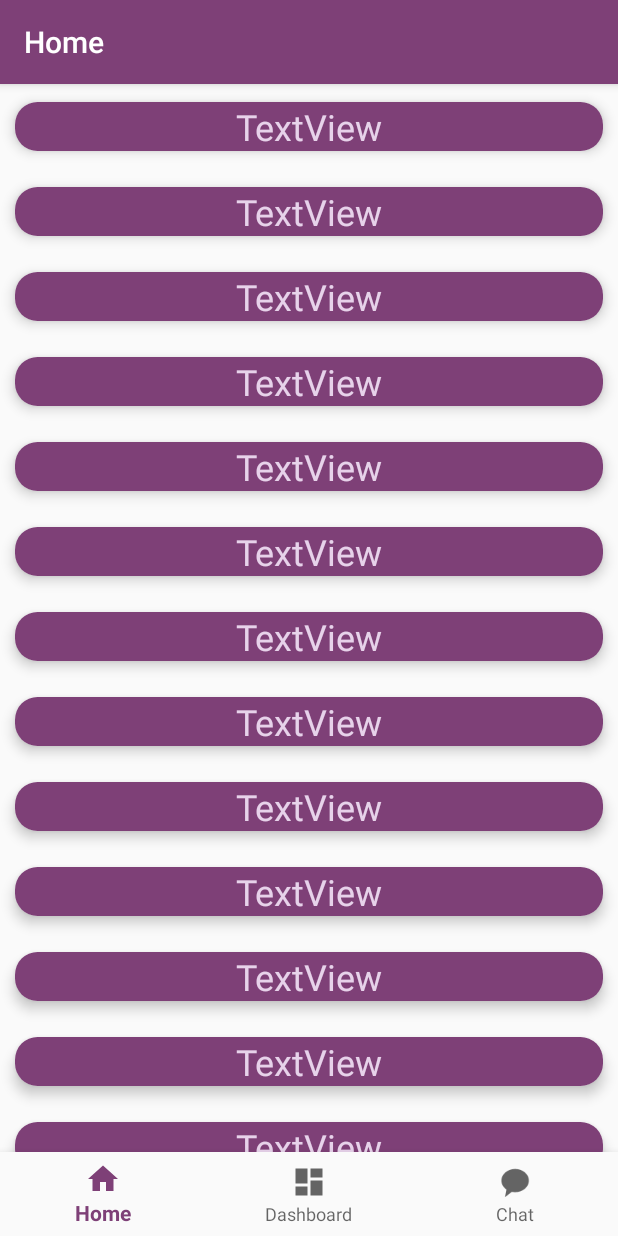
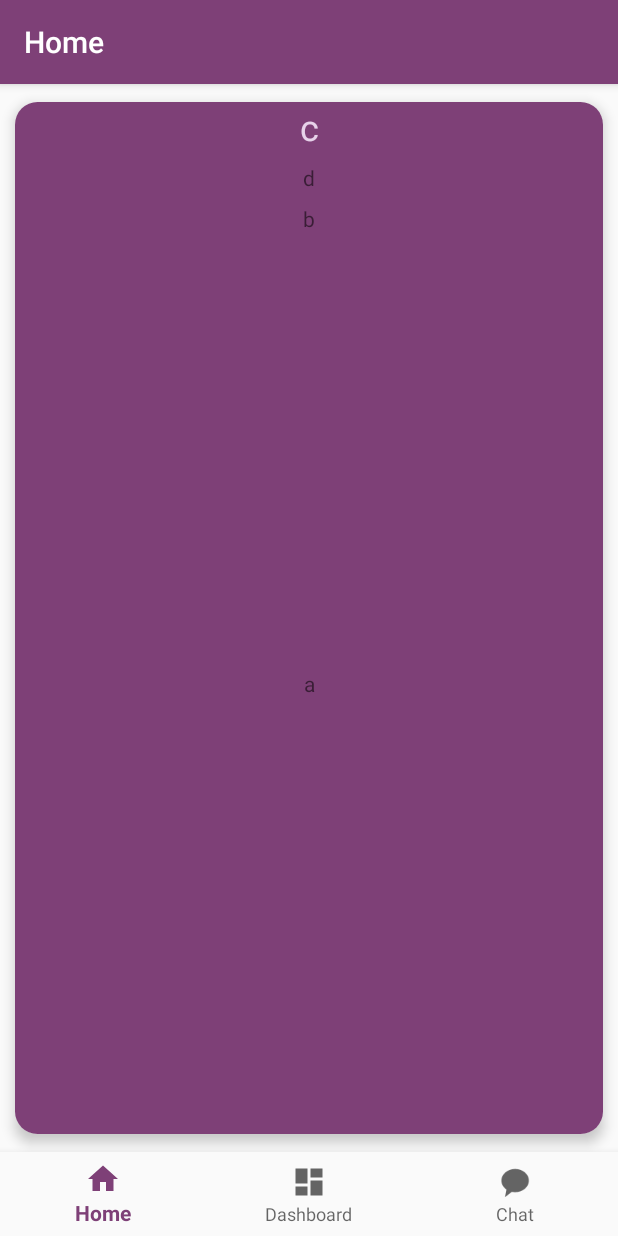
Before and after one commit to Shaniser/BEST_semi-final, an Android app: the screen it shows after launch (MainActivity), on a phone screen of 412 x 824 dp. Run offline under Robolectric (Android 15) with nearby library versions, the phone set to English and light mode, and no system bars; our stand-ins replace navigation-ui.

Commit message:
Scroll LinLay -> RecyclerView

```diff
--- /dev/null
+++ b/app/src/main/java/com/godelsoft/bestsemi_final/Event.kt
@@ -0,0 +1,16 @@
+package com.godelsoft.bestsemi_final
+
+class Event(var time: String,
+            var sender: String,
+            var header: String,
+            var body: String
+) {
+    companion object {
+        var events = mutableMapOf<Int, Event>()
+        var counter = 0
+
+        fun addEvent(event: Event) {
+            events[counter++] = event
+        }
+    }
+}
--- /dev/null
+++ b/app/src/main/java/com/godelsoft/bestsemi_final/EventAdapter.kt
@@ -0,0 +1,40 @@
+package com.godelsoft.bestsemi_final
+
+import android.content.Context
+import android.view.LayoutInflater
+import android.view.View
+import android.view.ViewGroup
+import android.widget.TextView
+import androidx.recyclerview.widget.RecyclerView
+
+class EventAdapter(private val context: Context) : RecyclerView.Adapter<EventAdapter.EventViewHolder>() {
+
+
+    class EventViewHolder(itemView: View) : RecyclerView.ViewHolder(itemView) {
+        private  var header: TextView = itemView.findViewById(R.id.header)
+        private  var body: TextView = itemView.findViewById(R.id.body)
+        private var sender: TextView = itemView.findViewById(R.id.sender)
+        private  var time: TextView = itemView.findViewById(R.id.time)
+
+        fun bind(event: Event) {
+            header.text = event.header
+            body.text = event.body
+            sender.text = event.sender
+            time.text = event.time
+        }
+    }
+
+    override fun onCreateViewHolder(parent: ViewGroup, viewType: Int): EventViewHolder {
+        return EventViewHolder(LayoutInflater
+            .from(context)
+            .inflate(R.layout.event_card, parent, false))
+    }
+
+    override fun getItemCount(): Int {
+        return Event.events.size
+    }
+
+    override fun onBindViewHolder(holder: EventViewHolder, position: Int) {
+        Event.events[position]?.let { holder.bind(it) }
+    }
+}
--- a/app/src/main/java/com/godelsoft/bestsemi_final/MainActivity.kt
+++ b/app/src/main/java/com/godelsoft/bestsemi_final/MainActivity.kt
@@ -17,7 +17,8 @@ class MainActivity : AppCompatActivity() {
         super.onCreate(savedInstanceState)
         setContentView(R.layout.activity_main)
         val navView: BottomNavigationView = findViewById(R.id.nav_view)
-
+        Event.addEvent(Event("a", "b", "c", "d"))
+        Event.addEvent(Event("1", "2", "3", "4"))
 
         val navController = findNavController(R.id.nav_host_fragment)
         // Passing each menu ID as a set of Ids because each
@@ -27,5 +28,6 @@ class MainActivity : AppCompatActivity() {
         setupActionBarWithNavController(navController, appBarConfiguration)
         navView.setupWithNavController(navController)
 
+
     }
 }
--- /dev/null
+++ b/app/src/main/java/com/godelsoft/bestsemi_final/Role.kt
@@ -0,0 +1,12 @@
+package com.godelsoft.bestsemi_final
+
+enum class Role {
+    VISITOR, LBG;
+
+    override fun toString(): String {
+        return when(this) {
+            LBG -> "LBG"
+            VISITOR -> "VISITOR"
+        }
+    }
+}
--- a/app/src/main/java/com/godelsoft/bestsemi_final/ui/home/HomeFragment.kt
+++ b/app/src/main/java/com/godelsoft/bestsemi_final/ui/home/HomeFragment.kt
@@ -10,6 +10,9 @@ import android.widget.Toast
 import androidx.fragment.app.Fragment
 import androidx.lifecycle.Observer
 import androidx.lifecycle.ViewModelProviders
+import androidx.recyclerview.widget.LinearLayoutManager
+import androidx.recyclerview.widget.RecyclerView
+import com.godelsoft.bestsemi_final.EventAdapter
 import com.godelsoft.bestsemi_final.R
 
 class HomeFragment : Fragment() {
@@ -24,18 +27,9 @@ class HomeFragment : Fragment() {
         homeViewModel =
                 ViewModelProviders.of(this).get(HomeViewModel::class.java)
         val root = inflater.inflate(R.layout.fragment_home, container, false)
-        val sLinLay: LinearLayout = root.findViewById(R.id.SLinLay)
-//        homeViewModel.text.observe(viewLifecycleOwner, Observer {
-//            textView.text = it
-//        })
-
-        for (i in 0..29) {
-            var card: View = layoutInflater.inflate(R.layout.event_card, null);
-            card.setOnClickListener {
-                Toast.makeText(context, "click", Toast.LENGTH_SHORT).show()
-            }
-            sLinLay.addView(card)
-        }
+        val recyclerView: RecyclerView = root.findViewById(R.id.recyclerView)
+        recyclerView.layoutManager = LinearLayoutManager(root.context)
+        recyclerView.adapter = EventAdapter(root.context)
         return root
     }
 }
--- a/app/src/main/res/layout/event_card.xml
+++ b/app/src/main/res/layout/event_card.xml
@@ -9,20 +9,53 @@
     app:cardUseCompatPadding="true">
 
     <androidx.constraintlayout.widget.ConstraintLayout
+        android:id="@+id/conLay"
         android:layout_width="match_parent"
         android:layout_height="match_parent"
         android:background="@color/colorPrimary">
 
         <TextView
-            android:id="@+id/textView"
+            android:id="@+id/header"
             android:layout_width="wrap_content"
             android:layout_height="wrap_content"
-            android:text="TextView"
+            android:text="Header"
             android:textColor="@color/colorAccent"
             android:textSize="24sp"
+            app:layout_constraintEnd_toEndOf="parent"
+            app:layout_constraintStart_toStartOf="parent"
+            app:layout_constraintTop_toTopOf="parent" />
+
+        <TextView
+            android:id="@+id/body"
+            android:layout_width="wrap_content"
+            android:layout_height="wrap_content"
+            android:layout_marginTop="8dp"
+            android:text="Body"
+            app:layout_constraintEnd_toEndOf="parent"
+            app:layout_constraintStart_toStartOf="parent"
+            app:layout_constraintTop_toBottomOf="@+id/header" />
+
+        <TextView
+            android:id="@+id/sender"
+            android:layout_width="wrap_content"
+            android:layout_height="wrap_content"
+            android:layout_marginTop="8dp"
+            android:text="Sender"
+            app:layout_constraintEnd_toEndOf="parent"
+            app:layout_constraintStart_toStartOf="parent"
+            app:layout_constraintTop_toBottomOf="@+id/body" />
+
+        <TextView
+            android:id="@+id/time"
+            android:layout_width="wrap_content"
+            android:layout_height="wrap_content"
+            android:layout_marginTop="8dp"
+            android:layout_marginBottom="8dp"
+            android:text="Time"
             app:layout_constraintBottom_toBottomOf="parent"
             app:layout_constraintEnd_toEndOf="parent"
             app:layout_constraintStart_toStartOf="parent"
-            app:layout_constraintTop_toTopOf="parent" />
+            app:layout_constraintTop_toBottomOf="@+id/sender" />
+
     </androidx.constraintlayout.widget.ConstraintLayout>
 </androidx.cardview.widget.CardView>
--- a/app/src/main/res/layout/fragment_home.xml
+++ b/app/src/main/res/layout/fragment_home.xml
@@ -6,20 +6,12 @@
     android:layout_height="match_parent"
     tools:context=".ui.home.HomeFragment">
 
-    <ScrollView
-        android:layout_width="0dp"
-        android:layout_height="0dp"
+    <androidx.recyclerview.widget.RecyclerView
+        android:id="@+id/recyclerView"
+        android:layout_width="match_parent"
+        android:layout_height="match_parent"
         app:layout_constraintBottom_toBottomOf="parent"
         app:layout_constraintEnd_toEndOf="parent"
         app:layout_constraintStart_toStartOf="parent"
-        app:layout_constraintTop_toTopOf="parent">
-
-        <LinearLayout
-            android:id="@+id/SLinLay"
-            android:layout_width="match_parent"
-            android:layout_height="wrap_content"
-            android:orientation="vertical">
-
-        </LinearLayout>
-    </ScrollView>
+        app:layout_constraintTop_toTopOf="parent" />
 </androidx.constraintlayout.widget.ConstraintLayout>
```
